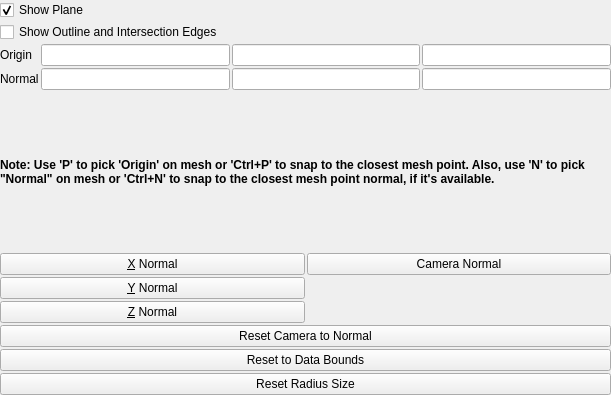
First picture: the form in Qt/ApplicationComponents/Resources/UI/pqDisplaySizedImplicitPlanePropertyWidget.ui, repository Kitware/ParaView, before the edit.
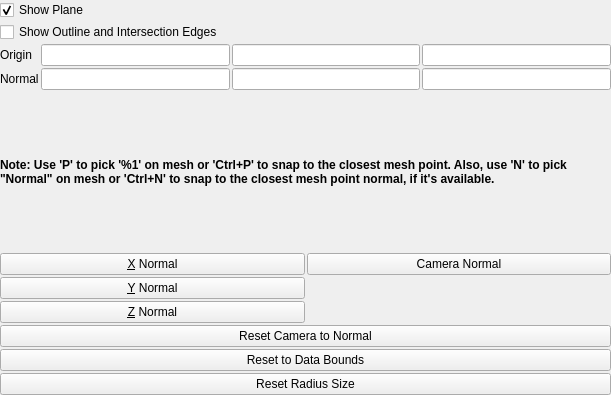
Second picture: the form after the edit. Custom widgets are drawn as their Qt base class.

What changed in the file:
```diff
--- a/Qt/ApplicationComponents/Resources/UI/pqDisplaySizedImplicitPlanePropertyWidget.ui
+++ b/Qt/ApplicationComponents/Resources/UI/pqDisplaySizedImplicitPlanePropertyWidget.ui
@@ -118,7 +118,7 @@
       </font>
      </property>
      <property name="text">
-      <string>Note: Use 'P' to pick 'Origin' on mesh or 'Ctrl+P' to snap to the closest mesh point. Also, use 'N' to pick &quot;Normal&quot; on mesh or 'Ctrl+N' to snap to the closest mesh point normal, if it's available.</string>
+      <string>Note: Use 'P' to pick '%1' on mesh or 'Ctrl+P' to snap to the closest mesh point. Also, use 'N' to pick &quot;Normal&quot; on mesh or 'Ctrl+N' to snap to the closest mesh point normal, if it's available.</string>
      </property>
      <property name="wordWrap">
       <bool>true</bool>
```
